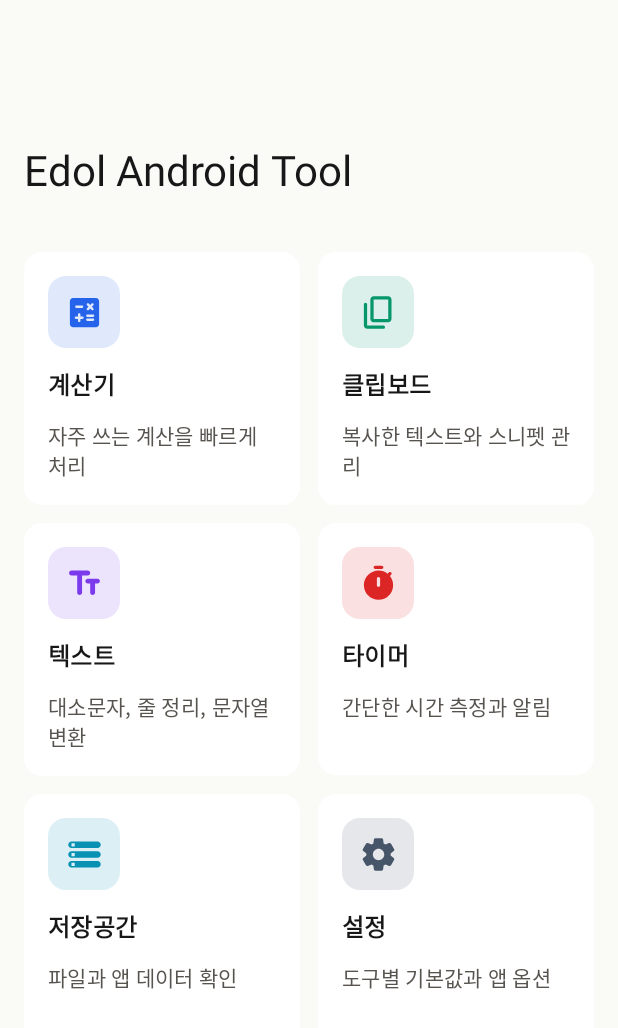
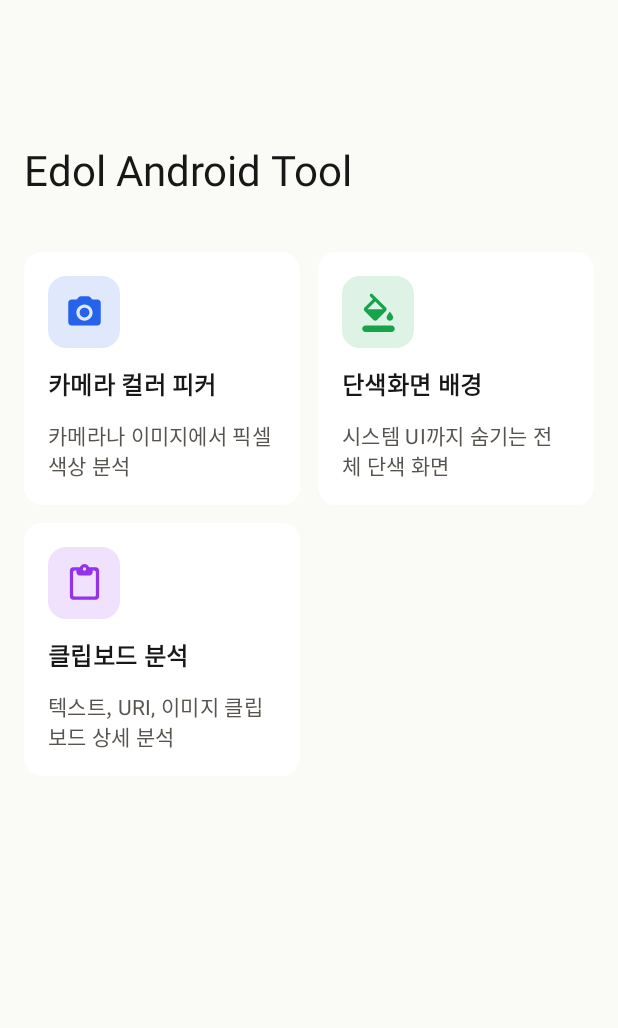
Before and after one commit to edoli/EdoliToolbox, an Android app built with Jetpack Compose: the screen it shows after launch (MainActivity), on a phone screen of 412 x 824 dp. Shown: the top 1028 px of the screen. Run offline under Robolectric (Android 15) with nearby library versions, the phone set to English and light mode, and no system bars.

Commit message:
Add tools

```diff
--- a/app/build.gradle.kts
+++ b/app/build.gradle.kts
@@ -42,6 +42,9 @@ dependencies {
     androidTestImplementation(platform(libs.androidx.compose.bom))
 
     implementation(libs.androidx.activity.compose)
+    implementation(libs.androidx.camera.camera2)
+    implementation(libs.androidx.camera.lifecycle)
+    implementation(libs.androidx.camera.view)
     implementation(libs.androidx.compose.foundation)
     implementation(libs.androidx.compose.material.icons.extended)
     implementation(libs.androidx.compose.material3)
--- a/app/src/main/AndroidManifest.xml
+++ b/app/src/main/AndroidManifest.xml
@@ -1,5 +1,11 @@
 <?xml version="1.0" encoding="utf-8"?>
 <manifest xmlns:android="http://schemas.android.com/apk/res/android">
+
+    <uses-feature
+        android:name="android.hardware.camera"
+        android:required="false" />
+
+    <uses-permission android:name="android.permission.CAMERA" />
 
     <application
         android:allowBackup="true"
--- a/app/src/main/java/kr/co/edoli/edoltool/feature/home/ToolCatalog.kt
+++ b/app/src/main/java/kr/co/edoli/edoltool/feature/home/ToolCatalog.kt
@@ -2,7 +2,9 @@ package kr.co.edoli.edoltool.feature.home
 
 import androidx.compose.material.icons.Icons
 import androidx.compose.material.icons.rounded.Calculate
-import androidx.compose.material.icons.rounded.ContentCopy
+import androidx.compose.material.icons.rounded.ContentPaste
+import androidx.compose.material.icons.rounded.FormatColorFill
+import androidx.compose.material.icons.rounded.PhotoCamera
 import androidx.compose.material.icons.rounded.Settings
 import androidx.compose.material.icons.rounded.Storage
 import androidx.compose.material.icons.rounded.TextFields
@@ -12,45 +14,24 @@ import kr.co.edoli.edoltool.model.ToolItem
 
 val toolCatalog = listOf(
     ToolItem(
-        id = "calculator",
-        name = "계산기",
-        description = "자주 쓰는 계산을 빠르게 처리",
-        icon = Icons.Rounded.Calculate,
+        id = "camera_color_picker",
+        name = "카메라 컬러 피커",
+        description = "카메라나 이미지에서 픽셀 색상 분석",
+        icon = Icons.Rounded.PhotoCamera,
         tint = Color(0xFF2563EB),
     ),
     ToolItem(
-        id = "clipboard",
-        name = "클립보드",
-        description = "복사한 텍스트와 스니펫 관리",
-        icon = Icons.Rounded.ContentCopy,
-        tint = Color(0xFF059669),
+        id = "solid_color_screen",
+        name = "단색화면 배경",
+        description = "시스템 UI까지 숨기는 전체 단색 화면",
+        icon = Icons.Rounded.FormatColorFill,
+        tint = Color(0xFF16A34A),
     ),
     ToolItem(
-        id = "text",
-        name = "텍스트",
-        description = "대소문자, 줄 정리, 문자열 변환",
-        icon = Icons.Rounded.TextFields,
-        tint = Color(0xFF7C3AED),
-    ),
-    ToolItem(
-        id = "timer",
-        name = "타이머",
-        description = "간단한 시간 측정과 알림",
-        icon = Icons.Rounded.Timer,
-        tint = Color(0xFFDC2626),
-    ),
-    ToolItem(
-        id = "storage",
-        name = "저장공간",
-        description = "파일과 앱 데이터 확인",
-        icon = Icons.Rounded.Storage,
-        tint = Color(0xFF0891B2),
-    ),
-    ToolItem(
-        id = "settings",
-        name = "설정",
-        description = "도구별 기본값과 앱 옵션",
-        icon = Icons.Rounded.Settings,
-        tint = Color(0xFF475569),
+        id = "clipboard_analyzer",
+        name = "클립보드 분석",
+        description = "텍스트, URI, 이미지 클립보드 상세 분석",
+        icon = Icons.Rounded.ContentPaste,
+        tint = Color(0xFF9333EA),
     ),
 )
--- a/gradle/libs.versions.toml
+++ b/gradle/libs.versions.toml
@@ -6,12 +6,16 @@ activityCompose = "1.13.0"
 coreKtx = "1.19.0"
 lifecycleRuntimeCompose = "2.11.0"
 navigationCompose = "2.9.8"
+cameraX = "1.6.1"
 junit = "4.13.2"
 androidxJunit = "1.3.0"
 espressoCore = "3.7.0"
 
 [libraries]
 androidx-activity-compose = { group = "androidx.activity", name = "activity-compose", version.ref = "activityCompose" }
+androidx-camera-camera2 = { group = "androidx.camera", name = "camera-camera2", version.ref = "cameraX" }
+androidx-camera-lifecycle = { group = "androidx.camera", name = "camera-lifecycle", version.ref = "cameraX" }
+androidx-camera-view = { group = "androidx.camera", name = "camera-view", version.ref = "cameraX" }
 androidx-compose-bom = { group = "androidx.compose", name = "compose-bom", version.ref = "composeBom" }
 androidx-compose-foundation = { group = "androidx.compose.foundation", name = "foundation" }
 androidx-compose-material-icons-extended = { group = "androidx.compose.material", name = "material-icons-extended" }
```
Also changed, not shown: app/src/main/java/kr/co/edoli/edoltool/MainActivity.kt (+50 -4 lines), 1 other file.
